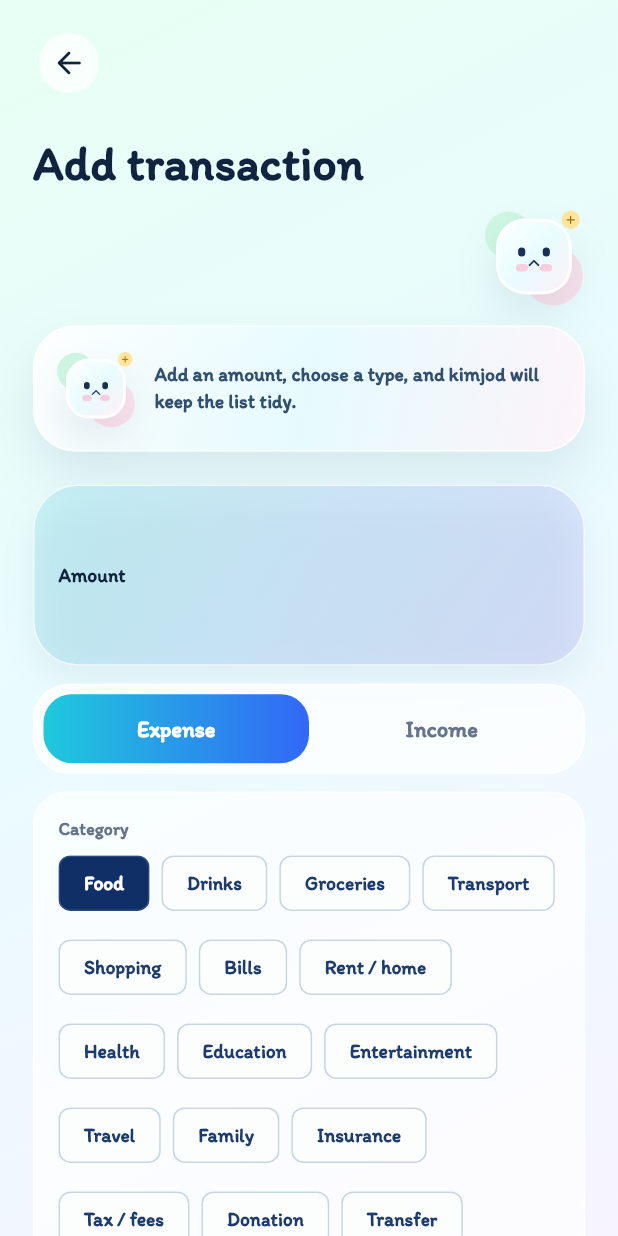
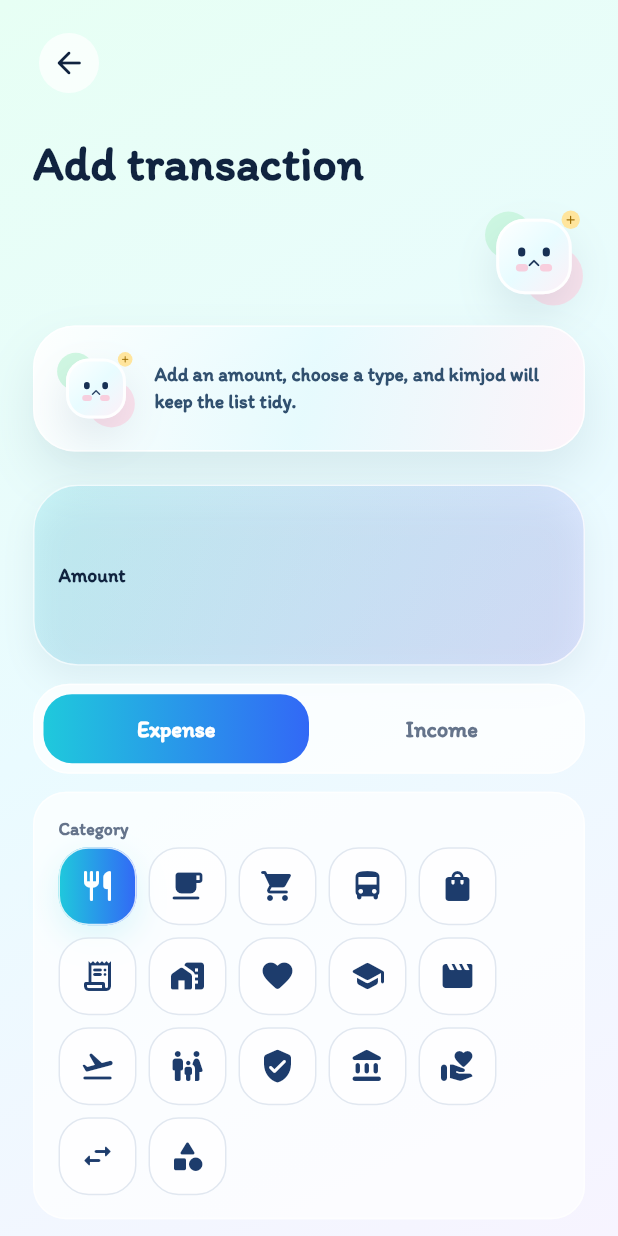
Before and after one commit to Kimmiejj/kimjot, a Flutter app: the screen it shows once a user with an empty profile is signed in, after a tap on an icon or button, on a phone screen of 412 x 824 dp. Run offline on Flutter 3.47's test engine with Material 3 defaults, Android fonts, the phone set to English and light mode, and no system bars; our stand-ins replace cloud_firestore, firebase_auth, firebase_core, google_sign_in, image_picker, shared_preferences; missing offline and left inert: google_mlkit_text_recognition; accounts and stored records are empty.

Commit message:
Use icons for transaction categories

```diff
--- /dev/null
+++ b/lib/features/transactions/category_icons.dart
@@ -0,0 +1,33 @@
+import 'package:flutter/material.dart';
+
+IconData categoryIconData(String categoryId) {
+  return switch (categoryId) {
+    'food' => Icons.restaurant_rounded,
+    'drink' => Icons.local_cafe_rounded,
+    'groceries' => Icons.local_grocery_store_rounded,
+    'transport' => Icons.directions_bus_rounded,
+    'shopping' => Icons.shopping_bag_rounded,
+    'bills' => Icons.receipt_long_rounded,
+    'rent' => Icons.home_work_rounded,
+    'health' => Icons.favorite_rounded,
+    'education' => Icons.school_rounded,
+    'entertainment' => Icons.movie_rounded,
+    'travel' => Icons.flight_takeoff_rounded,
+    'family' => Icons.family_restroom_rounded,
+    'insurance' => Icons.verified_user_rounded,
+    'tax' => Icons.account_balance_rounded,
+    'donation' => Icons.volunteer_activism_rounded,
+    'transfer' => Icons.swap_horiz_rounded,
+    'salary' => Icons.payments_rounded,
+    'side_job' => Icons.work_history_rounded,
+    'business' => Icons.storefront_rounded,
+    'bonus' => Icons.redeem_rounded,
+    'investment' => Icons.trending_up_rounded,
+    'interest' => Icons.savings_rounded,
+    'sale' => Icons.sell_rounded,
+    'allowance' => Icons.wallet_rounded,
+    'gift' => Icons.card_giftcard_rounded,
+    'refund' => Icons.assignment_return_rounded,
+    _ => Icons.category_rounded,
+  };
+}
--- a/lib/features/transactions/manual_add_screen.dart
+++ b/lib/features/transactions/manual_add_screen.dart
@@ -4,6 +4,7 @@ import 'package:flutter/services.dart';
 import '../../app/app_language.dart';
 import '../../shared/widgets/pastel_kit.dart';
 import '../auth/auth_user.dart';
+import 'category_icons.dart';
 import 'create_transaction_input.dart';
 import 'transaction_repository.dart';
 import 'transaction_source.dart';
@@ -452,24 +453,78 @@ class _CategoryField extends StatelessWidget {
         runSpacing: 8,
         children: [
           for (final category in categories)
-            ChoiceChip(
-              label: Text(category.label(context.strings)),
+            _CategoryIconButton(
+              category: category,
               selected: selected.id == category.id,
-              onSelected: enabled ? (_) => onChanged(category) : null,
-              showCheckmark: false,
-              selectedColor: const Color(0xFF102F67),
-              backgroundColor: Colors.white.withValues(alpha: 0.72),
-              side: const BorderSide(color: Color(0x2E5D81AD)),
-              labelStyle: TextStyle(
-                color: selected.id == category.id
-                    ? Colors.white
-                    : const Color(0xFF1D3C6C),
-                fontSize: 13,
-                fontWeight: FontWeight.w800,
-                letterSpacing: 0,
-              ),
+              enabled: enabled,
+              onTap: () => onChanged(category),
             ),
         ],
+      ),
+    );
+  }
+}
+
+class _CategoryIconButton extends StatelessWidget {
+  const _CategoryIconButton({
+    required this.category,
+    required this.selected,
+    required this.enabled,
+    required this.onTap,
+  });
+
+  final _CategoryOption category;
+  final bool selected;
+  final bool enabled;
+  final VoidCallback onTap;
+
+  @override
+  Widget build(BuildContext context) {
+    final label = category.label(context.strings);
+
+    return Tooltip(
+      message: label,
+      child: Semantics(
+        button: true,
+        selected: selected,
+        label: label,
+        child: InkWell(
+          onTap: enabled ? onTap : null,
+          borderRadius: BorderRadius.circular(20),
+          child: AnimatedContainer(
+            duration: const Duration(milliseconds: 160),
+            width: 52,
+            height: 52,
+            decoration: BoxDecoration(
+              gradient: selected
+                  ? const LinearGradient(
+                      colors: [Color(0xFF1FC9DC), Color(0xFF3268F6)],
+                    )
+                  : null,
+              color: selected ? null : Colors.white.withValues(alpha: 0.72),
+              borderRadius: BorderRadius.circular(20),
+              border: Border.all(
+                color: selected
+                    ? Colors.white.withValues(alpha: 0.82)
+                    : const Color(0x2E5D81AD),
+              ),
+              boxShadow: selected
+                  ? const [
+                      BoxShadow(
+                        color: Color(0x241FC9DC),
+                        blurRadius: 18,
+                        offset: Offset(0, 8),
+                      ),
+                    ]
+                  : null,
+            ),
+            child: Icon(
+              categoryIconData(category.id),
+              color: selected ? Colors.white : const Color(0xFF1D3C6C),
+              size: 24,
+            ),
+          ),
+        ),
       ),
     );
   }
```
Also changed, not shown: lib/features/home/home_screen.dart (+8 -21 lines), lib/features/transactions/manual_transaction_sheet.dart (+59 -9 lines), lib/features/transactions/transaction_list_screen.dart (+5 -19 lines).
